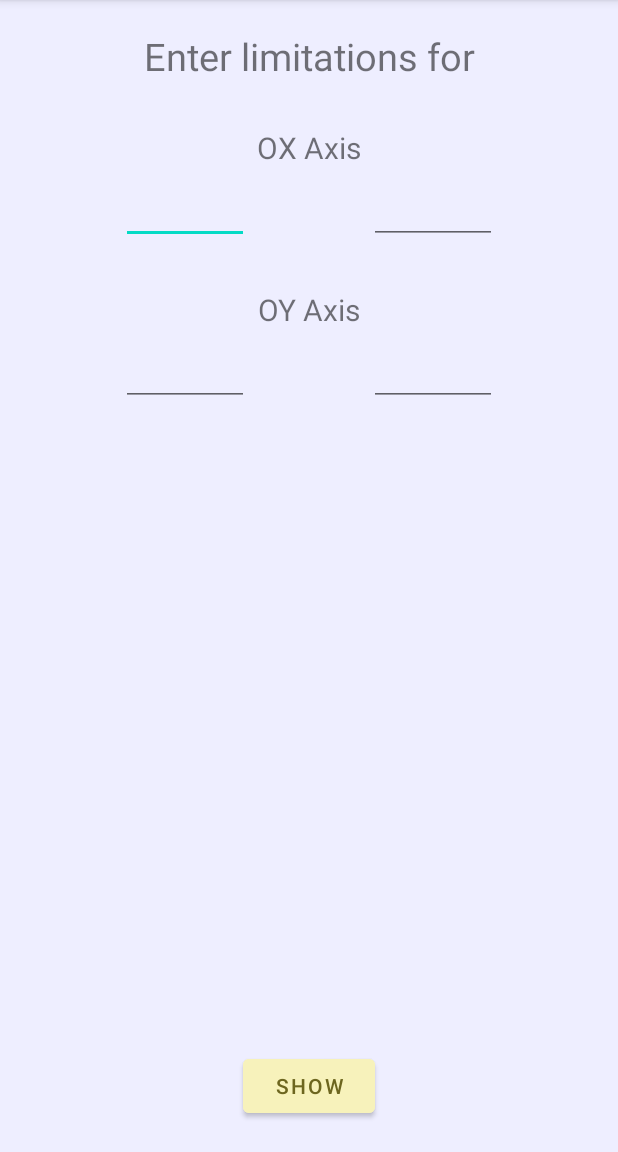
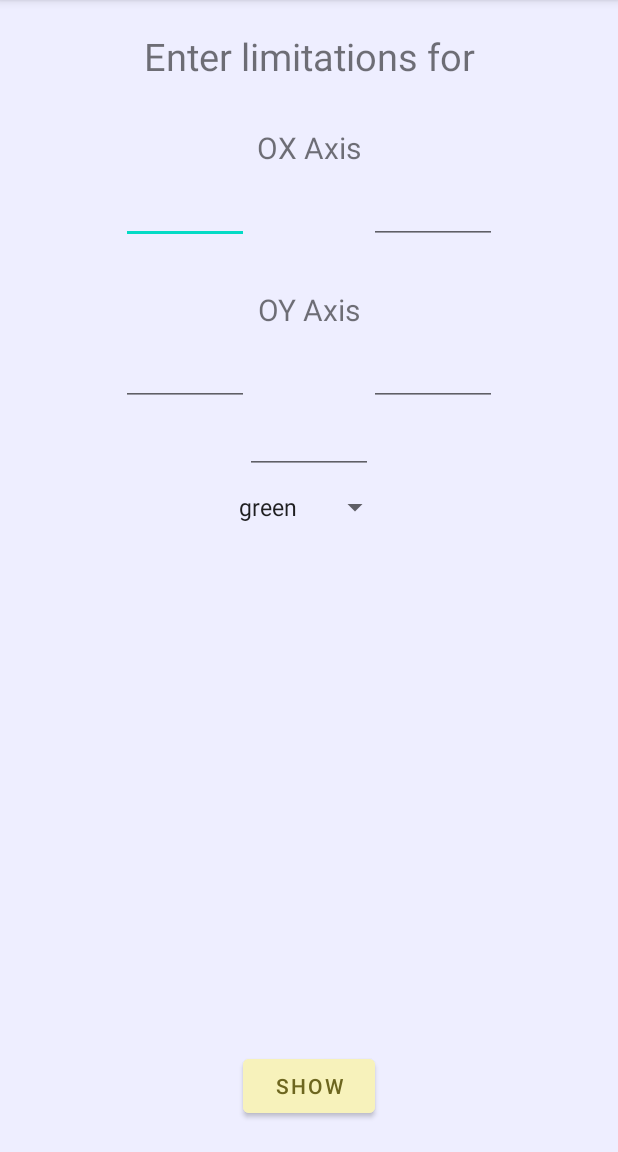
Before and after one commit to garijooo/graphy, an Android app: the screen it shows after launch (MainActivity), on a phone screen of 412 x 824 dp, the part 84-1236 px from its top. Run offline under Robolectric (Android 15) with nearby library versions, the phone set to English and light mode, and no system bars.

Commit message:
ability to select color of the graph was added

```diff
--- a/app/src/main/java/kz/garijooo/graphy/controllers/MainFragment.kt
+++ b/app/src/main/java/kz/garijooo/graphy/controllers/MainFragment.kt
@@ -9,10 +9,9 @@ import androidx.fragment.app.Fragment
 import android.view.LayoutInflater
 import android.view.View
 import android.view.ViewGroup
-import android.widget.Button
-import android.widget.EditText
-import android.widget.TextView
+import android.widget.*
 import androidx.constraintlayout.widget.ConstraintLayout
+import androidx.core.view.get
 import androidx.lifecycle.MutableLiveData
 import androidx.lifecycle.Observer
 import androidx.lifecycle.observe
@@ -37,15 +36,21 @@ class MainFragment : Fragment() {
     private var editTextEndOX: EditText? = null
     private var editTextStartOY: EditText? = null
     private var editTextEndOY: EditText? = null
+    // stroke width
+    private var strokeWidthEditText: EditText? = null
+    // graph color
+    private var graphColor: Spinner? = null
     // limitations
     private var startOX: Float? = null
     private var endOX: Float? = null
     private var startOY: Float? = null
     private var endOY: Float? = null
-    // sub components
+    // sub elements
     private var errorTextView: TextView? = null
     // model objects
     private var converter: ConverterModel = ConverterModel(0F, 0F, 0F, 0F, 0F, 0F)
+
+
 
     override fun onCreateView(inflater: LayoutInflater, container: ViewGroup?,
                               savedInstanceState: Bundle?): View {
@@ -57,10 +62,21 @@ class MainFragment : Fragment() {
         viewModel = ViewModelProvider(this).get(MainViewModel::class.java)
         cartesianSystem = activity?.findViewById<CartesianView>(R.id.cartesian)
 
+        graphColor = activity?.findViewById<Spinner>(R.id.graph_color)?.apply {
+            var items: Array<String> = arrayOf<String>("green", "red", "blue", "yellow")
+            var adapter: ArrayAdapter<String> =  ArrayAdapter<String>(this.context, android.R.layout.simple_spinner_item, items)
+            this.adapter = adapter
+            this.onItemSelectedListener = object : AdapterView.OnItemSelectedListener {
+                override fun onItemSelected(parent: AdapterView<*>, view: View, position: Int, id: Long) {
+                    //this@MainFragment.graphColor = parent.selectedItem.toString()
+                    Log.d("GET COLORS", parent.selectedItem.toString())
+                }
 
+                override fun onNothingSelected(parent: AdapterView<*>) {
 
-
-
+                }
+            }
+        }
 
         editTextStartOX = activity?.findViewById<EditText>(R.id.ox_start)?.apply {
             this.addTextChangedListener(object: TextWatcher {
@@ -119,6 +135,19 @@ class MainFragment : Fragment() {
             })
         }
 
+        strokeWidthEditText = activity?.findViewById<EditText>(R.id.stroke_width)?.apply {
+            this.addTextChangedListener(object: TextWatcher {
+                override fun afterTextChanged(s: Editable?) {
+                    if(strokeWidthEditText?.text.toString() == "") viewModel.strokeWidth?.postValue(2F)
+                    else viewModel.strokeWidth?.postValue(strokeWidthEditText?.text.toString().toFloat())
+                }
+                override fun beforeTextChanged(s: CharSequence?, start: Int, count: Int, after: Int) {
+                }
+                override fun onTextChanged(s: CharSequence?, start: Int, count: Int, before: Int) {
+                }
+            })
+        }
+
         errorTextView = activity?.findViewById<TextView>(R.id.error_textView)?.apply {
             this.visibility = View.INVISIBLE
         }
@@ -145,7 +174,6 @@ class MainFragment : Fragment() {
                     if(visibilityBtn?.text.toString() == getString(R.string.btn_hide)) {
                         visibilityBtn?.text = getString(R.string.btn_show)
                         cartesianSystem?.visibility = View.INVISIBLE
-
                     }
                     else {
                         visibilityBtn?.text = getString(R.string.btn_hide)
@@ -163,26 +191,17 @@ class MainFragment : Fragment() {
                         cartesianSystem?.endOX = this.endOX!!
                         cartesianSystem?.startOY = this.startOY!!
                         cartesianSystem?.endOY = this.endOY!!
-
-//                        var axisOX: MutableList<Float> = mutableListOf<Float>()
-//                        var diff: Int = this.endOX!!.toInt() - this.startOX!!.toInt()
-//                        for(i in 0..diff) {
-//                            var value: Float = i.toFloat()
-//                            if(converter?.toDpOX(value) != null) {
-//                                axisOX.add(converter!!.toDpOX(value))
-//                            }
-//
-//                        }
-
-
-
                         var points: MutableList<Float> = mutableListOf<Float>()
                         var size: Int = cartesianSystem?.width ?: 1
 
                         for(i in 0 until size){
                             points.add(converter.toDpOY(this.func(converter.toCartesianOX(i.toFloat()))))
                         }
-                        cartesianSystem?.updatePoints(points)
+                        viewModel.strokeWidth?.observe(this@MainFragment, Observer {
+                            if(it != null) cartesianSystem?.updateGraph(points, it)
+                            else errorTextView?.visibility = View.VISIBLE
+                        })
+
                     }
                 }
                 else {
@@ -193,7 +212,17 @@ class MainFragment : Fragment() {
         }
     }
 
+    override fun onStop() {
+        super.onStop()
+
+    }
+
+    override fun onStart() {
+        super.onStart()
+
+    }
+
     fun func(x: Float): Float {
-        return (x * x)
+        return (1 / x)
     }
 }
--- a/app/src/main/java/kz/garijooo/graphy/models/MainViewModel.kt
+++ b/app/src/main/java/kz/garijooo/graphy/models/MainViewModel.kt
@@ -18,4 +18,7 @@ class MainViewModel : ViewModel() {
     var startOY: MutableLiveData<Float>? = MutableLiveData<Float>()
     var endOY: MutableLiveData<Float>? = MutableLiveData<Float>()
 
+    var strokeWidth: MutableLiveData<Float>? = MutableLiveData<Float>()
+
+    var graphColor: MutableLiveData<Int>? = MutableLiveData<Int>()
 }
--- a/app/src/main/java/kz/garijooo/graphy/views/CartesianView.kt
+++ b/app/src/main/java/kz/garijooo/graphy/views/CartesianView.kt
@@ -24,8 +24,9 @@ class CartesianView(context: Context, attrs: AttributeSet? = null): View(context
 
     // points
     private var points: MutableList<Float> = mutableListOf<Float>()
-    fun updatePoints(points: MutableList<Float>) {
+    fun updateGraph(points: MutableList<Float>, strokeWidth: Float) {
         this.points = points
+        this.painterGraph.strokeWidth = strokeWidth
         invalidate()
     }
     // numeric fields
@@ -61,8 +62,8 @@ class CartesianView(context: Context, attrs: AttributeSet? = null): View(context
         painterAxis.strokeWidth = 7F
         painterAxisSerifs.strokeWidth = 3.5F
 
-        painterGraph.strokeWidth = 5F
-        painterGraph.color = 0xff7a0000.toInt()
+        painterGraph.strokeWidth = 2F
+        painterGraph.color = 0xff66ac4a.toInt()
     }
 
     fun drawAxis(canvas: Canvas?) {
@@ -75,22 +76,6 @@ class CartesianView(context: Context, attrs: AttributeSet? = null): View(context
             if(startOX != null) {
                 if(startOX!! <= 0 && endOX!! >= 0) {
                     drawLine(converter!!.toDpOX( 0F - startOX!!), 0F, converter!!.toDpOX(0F - startOX!!), this@CartesianView.height.toFloat(), painterAxis)
-                    if(endOxInt - startOxInt <= 50){
-                        for(i in startOxInt..endOxInt) {
-                            drawLine(converter!!.toDpOX(i.toFloat() - startOX!!),converter!!.toDpOY(0F) + 20F, converter!!.toDpOX(i.toFloat() - startOX!!), converter!!.toDpOY(0F) - 20F, painterAxisSerifs)
-                        }
-                    }
-                    else if(endOxInt - startOxInt > 50 && endOxInt - startOxInt <= 100) {
-                        for(i in startOxInt..endOxInt step 10) {
-                            drawLine(converter!!.toDpOX(i.toFloat() - startOX!!),converter!!.toDpOY(0F) + 20F, converter!!.toDpOX(i.toFloat() - startOX!!), converter!!.toDpOY(0F) - 20F, painterAxisSerifs)
-                        }
-                    }
-                }
-            }
-            if(startOY != null) {
-
-                if(startOY!! <= 0 && endOY!! >= 0) {
-                    drawLine(0F, converter?.toDpOY(0F)!!, this@CartesianView.width.toFloat(), converter?.toDpOY(0F)!!, painterAxis)
                     if(endOyInt - startOyInt <= 50) {
                         for(i in startOyInt..endOyInt) {
                             var valueOy: Float = converter?.toDpOY(i.toFloat())!!
@@ -103,6 +88,22 @@ class CartesianView(context: Context, attrs: AttributeSet? = null): View(context
                             var valueOy: Float = converter?.toDpOY(i.toFloat())!!
                             var valueOx: Float = converter?.toDpOX(0F - startOX!!)!!
                             drawLine(valueOx + 20F, valueOy, valueOx - 20F, valueOy , painterAxisSerifs);
+                        }
+                    }
+                }
+            }
+            if(startOY != null) {
+
+                if(startOY!! <= 0 && endOY!! >= 0) {
+                    drawLine(0F, converter?.toDpOY(0F)!!, this@CartesianView.width.toFloat(), converter?.toDpOY(0F)!!, painterAxis)
+                    if(endOxInt - startOxInt <= 50){
+                        for(i in startOxInt..endOxInt) {
+                            drawLine(converter!!.toDpOX(i.toFloat() - startOX!!),converter!!.toDpOY(0F) + 20F, converter!!.toDpOX(i.toFloat() - startOX!!), converter!!.toDpOY(0F) - 20F, painterAxisSerifs)
+                        }
+                    }
+                    else if(endOxInt - startOxInt > 50 && endOxInt - startOxInt <= 100) {
+                        for(i in startOxInt..endOxInt step 10) {
+                            drawLine(converter!!.toDpOX(i.toFloat() - startOX!!),converter!!.toDpOY(0F) + 20F, converter!!.toDpOX(i.toFloat() - startOX!!), converter!!.toDpOY(0F) - 20F, painterAxisSerifs)
                         }
                     }
                 }
--- a/app/src/main/res/layout/main_fragment.xml
+++ b/app/src/main/res/layout/main_fragment.xml
@@ -108,6 +108,17 @@
         app:layout_constraintStart_toEndOf="@id/oy_start"
         app:layout_constraintEnd_toEndOf="parent"
         />
+    <EditText
+        android:id="@+id/stroke_width"
+        android:layout_width="wrap_content"
+        android:layout_height="wrap_content"
+        app:layout_constraintStart_toStartOf="parent"
+        app:layout_constraintEnd_toEndOf="parent"
+        app:layout_constraintTop_toBottomOf="@+id/oy_end"
+        android:ems="4"
+        android:inputType="number"
+
+        />
     <TextView
         android:id="@+id/error_textView"
         android:text="@string/error_text"
@@ -116,11 +127,19 @@
         android:textSize="20dp"
         app:layout_constraintStart_toStartOf="parent"
         app:layout_constraintEnd_toEndOf="parent"
-        app:layout_constraintTop_toBottomOf="@id/oy_start"
+        app:layout_constraintTop_toBottomOf="@id/graph_color"
         android:layout_marginTop="20dp"
         android:textColor="@color/design_default_color_error"
+        />
+    <Spinner
 
+        android:id="@+id/graph_color"
+        android:layout_width="wrap_content"
+        android:layout_height="wrap_content"
+        app:layout_constraintStart_toStartOf="parent"
+        app:layout_constraintEnd_toEndOf="parent"
+        app:layout_constraintTop_toBottomOf="@+id/stroke_width"
+        android:layout_marginTop="10dp"
         />
 
-
 </androidx.constraintlayout.widget.ConstraintLayout>
```
Also changed, not shown: app/src/main/java/kz/garijooo/graphy/models/Constants.kt (added, +7 -0 lines), app/src/main/java/kz/garijooo/graphy/models/ConverterModel.kt (+1 -6 lines).
